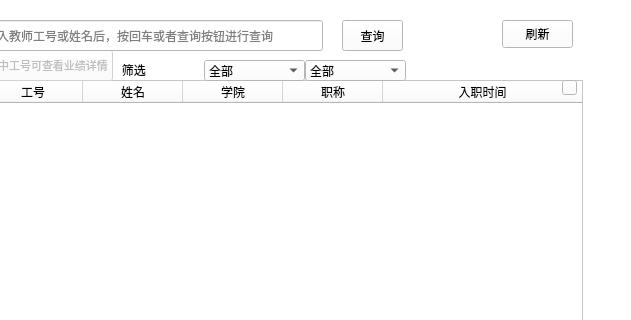
Old version of the form resources/ui/jiemian2.ui in the repository holyswordZZQ/TPSES; both pictures show x 198 to 829 and y 0 to 320 of the 829 by 643 pixel window.
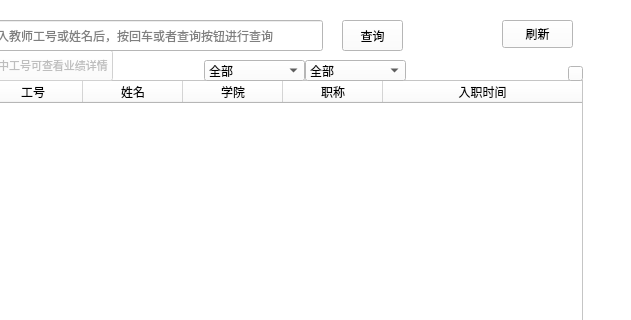
New version of the form.

What changed in the file:
```diff
--- a/resources/ui/jiemian2.ui
+++ b/resources/ui/jiemian2.ui
@@ -166,19 +166,6 @@
     </property>
    </item>
   </widget>
-  <widget class="QLabel" name="label">
-   <property name="geometry">
-    <rect>
-     <x>310</x>
-     <y>60</y>
-     <width>71</width>
-     <height>20</height>
-    </rect>
-   </property>
-   <property name="text">
-    <string>   筛选</string>
-   </property>
-  </widget>
   <widget class="QPushButton" name="pushButton">
    <property name="enabled">
     <bool>false</bool>
@@ -274,8 +261,8 @@
   <widget class="QPushButton" name="sortButton">
    <property name="geometry">
     <rect>
-     <x>760</x>
-     <y>80</y>
+     <x>766</x>
+     <y>66</y>
      <width>15</width>
      <height>15</height>
     </rect>
```
